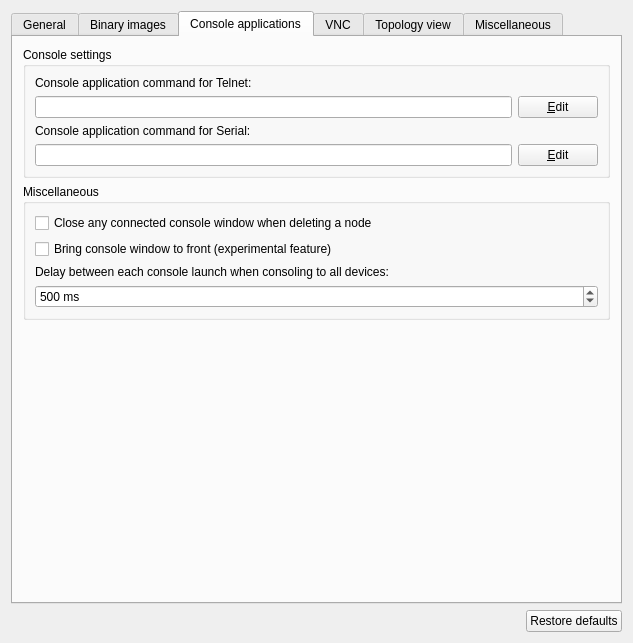
This is gns3/ui/general_preferences_page.ui in GNS3/gns3-gui as Qt 5 draws it before an edit. The edited form follows.
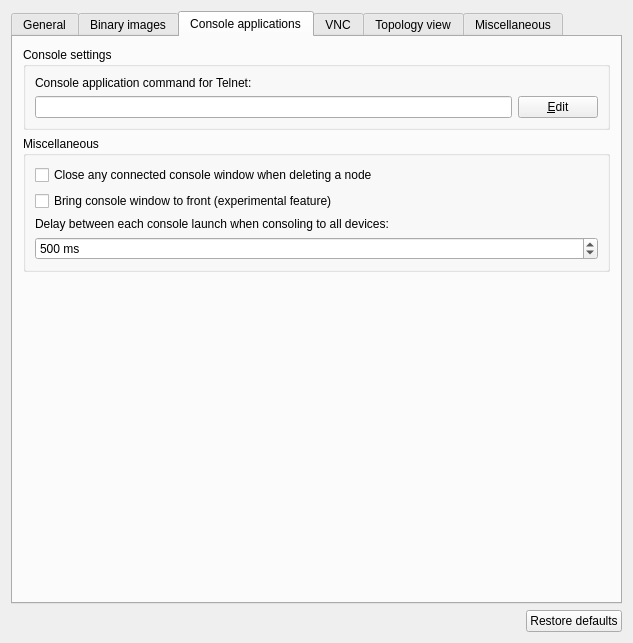
This is the edited form. The open tabs and pages were chosen to show the change.

Commit message:
Drop serial console type
Fix https://github.com/GNS3/gns3-server/issues/748

Patch:
```diff
--- a/gns3/ui/general_preferences_page.ui
+++ b/gns3/ui/general_preferences_page.ui
@@ -427,46 +427,6 @@
             </item>
            </layout>
           </item>
-          <item>
-           <widget class="QLabel" name="uiSerialConsoleCommandLabel">
-            <property name="text">
-             <string>Console application command for Serial:</string>
-            </property>
-           </widget>
-          </item>
-          <item>
-           <layout class="QHBoxLayout" name="horizontalLayout_10">
-            <item>
-             <widget class="QLineEdit" name="uiSerialConsoleCommandLineEdit">
-              <property name="sizePolicy">
-               <sizepolicy hsizetype="MinimumExpanding" vsizetype="Fixed">
-                <horstretch>0</horstretch>
-                <verstretch>0</verstretch>
-               </sizepolicy>
-              </property>
-              <property name="toolTip">
-               <string>&lt;html&gt;&lt;head/&gt;&lt;body&gt;&lt;p&gt;Command line replacements:&lt;/p&gt;&lt;p&gt;%d = device hostname&lt;/p&gt;&lt;p&gt;%s = device pipe file&lt;/p&gt;&lt;/body&gt;&lt;/html&gt;</string>
-              </property>
-              <property name="readOnly">
-               <bool>true</bool>
-              </property>
-             </widget>
-            </item>
-            <item>
-             <widget class="QPushButton" name="uiSerialConsolePreconfiguredCommandPushButton">
-              <property name="sizePolicy">
-               <sizepolicy hsizetype="Maximum" vsizetype="Fixed">
-                <horstretch>0</horstretch>
-                <verstretch>0</verstretch>
-               </sizepolicy>
-              </property>
-              <property name="text">
-               <string>&amp;Edit</string>
-              </property>
-             </widget>
-            </item>
-           </layout>
-          </item>
          </layout>
         </widget>
        </item>
```
The commit also changes 19 other files.
